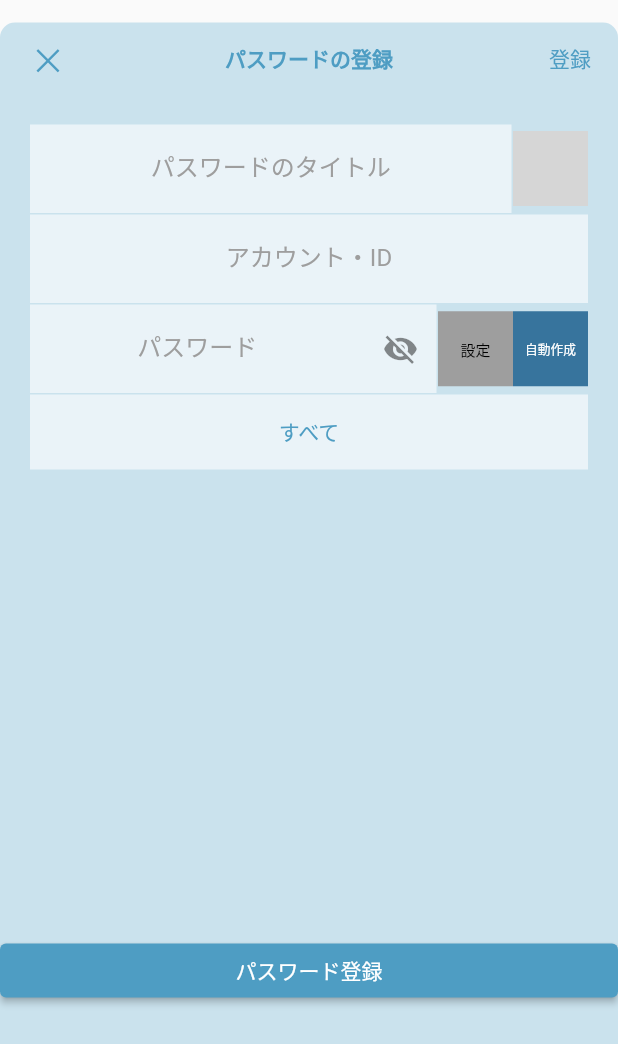
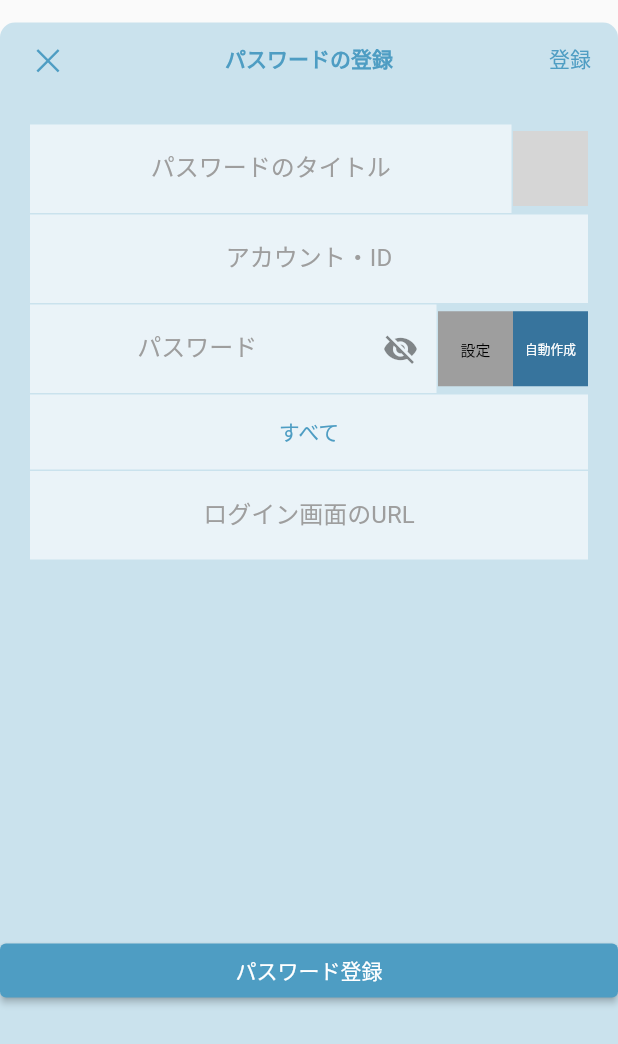
Before and after one commit to ten-revengineer/PasswordManagerApp, a Flutter app: the AccountRegist widget shown alone on an empty page, opened directly, on a phone screen of 412 x 824 dp. Shown: the top 1044 px of the screen. Run offline on Flutter 3.47's test engine with Material 2 defaults, Android fonts, the phone set to English and light mode, and no system bars; network calls fail; grey boxes are pictures that could not be loaded.

Commit message:
feat:add the input area of URL in account_regist screen

```diff
--- a/lib/account_regist.dart
+++ b/lib/account_regist.dart
@@ -204,6 +204,24 @@ class _AccountRegistState extends State<AccountRegist> {
                       onPressed: () {},
                     ),
                   ),
+                  const SizedBox(
+                    height: 1,
+                  ),
+                  Container(
+                    color: customSwatch[50],
+                    child: TextField(
+                      decoration: const InputDecoration(
+                        border: InputBorder.none,
+                        label: Center(
+                          child: Text(
+                            'ログイン画面のURL',
+                            style: TextStyle(color: Colors.grey),
+                          ),
+                        ),
+                      ),
+                      onChanged: (String value) {},
+                    ),
+                  ),
                 ],
               ),
             ),
```
